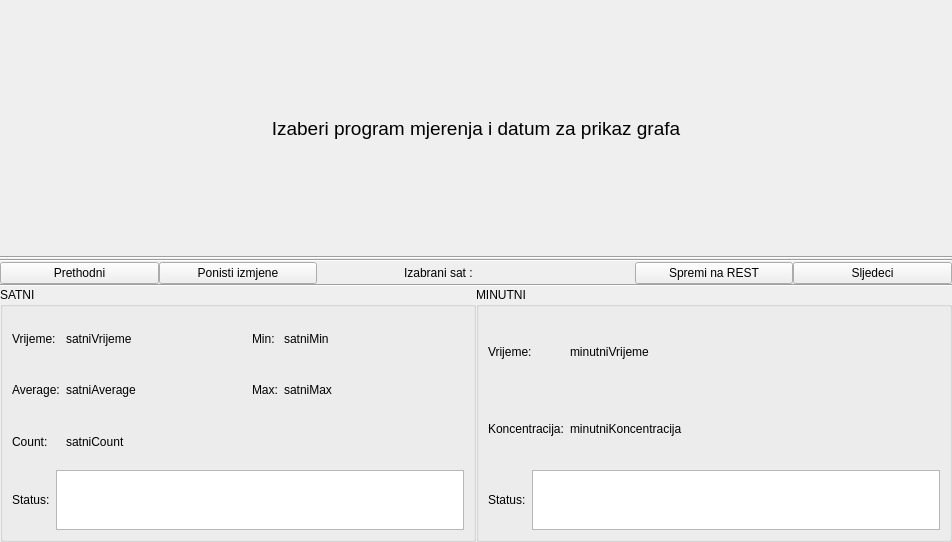
This is app/view/ui_files/konc_graf_panel.ui in kluksa/kontrola-podataka as Qt 5 draws it before an edit. The edited form follows.
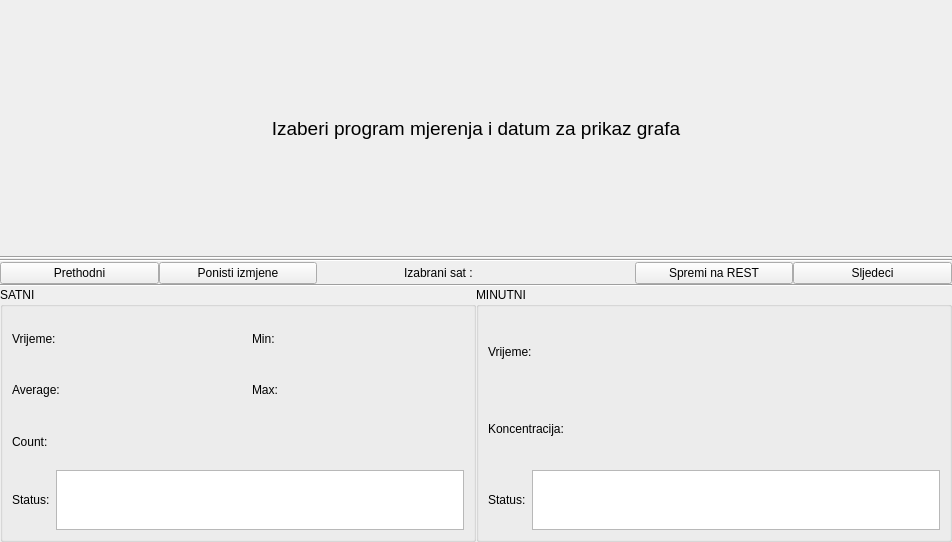
This is the edited form.

```diff
--- a/app/view/ui_files/konc_graf_panel.ui
+++ b/app/view/ui_files/konc_graf_panel.ui
@@ -184,7 +184,7 @@
              </sizepolicy>
             </property>
             <property name="text">
-             <string>satniVrijeme</string>
+             <string/>
             </property>
            </widget>
           </item>
@@ -223,7 +223,7 @@
              </sizepolicy>
             </property>
             <property name="text">
-             <string>satniAverage</string>
+             <string/>
             </property>
            </widget>
           </item>
@@ -249,7 +249,7 @@
              </sizepolicy>
             </property>
             <property name="text">
-             <string>satniMin</string>
+             <string/>
             </property>
            </widget>
           </item>
@@ -262,7 +262,7 @@
              </sizepolicy>
             </property>
             <property name="text">
-             <string>satniMax</string>
+             <string/>
             </property>
            </widget>
           </item>
@@ -288,7 +288,7 @@
              </sizepolicy>
             </property>
             <property name="text">
-             <string>satniCount</string>
+             <string/>
             </property>
            </widget>
           </item>
@@ -362,7 +362,7 @@
              </sizepolicy>
             </property>
             <property name="text">
-             <string>minutniKoncentracija</string>
+             <string/>
             </property>
            </widget>
           </item>
@@ -401,7 +401,7 @@
              </sizepolicy>
             </property>
             <property name="text">
-             <string>minutniVrijeme</string>
+             <string/>
             </property>
            </widget>
           </item>
```
